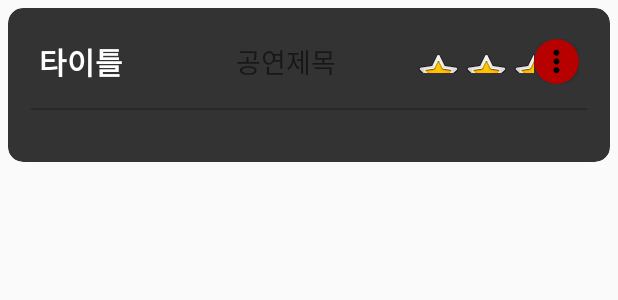
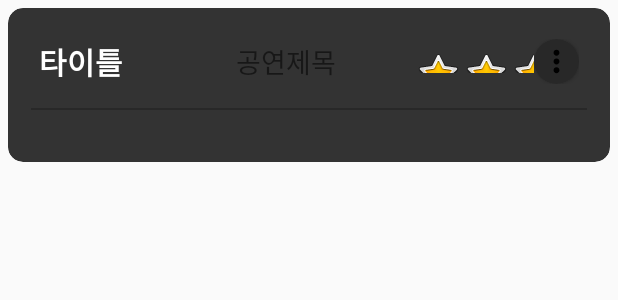
Before and after one commit to KimBoKyu/SNS_Project_FMW, an Android app: the layout item_post.xml on its own in the app's theme, with its tools: preview values and no code run, on a phone screen of 412 x 824 dp. Shown: the top 300 px of the screen. Run offline under Robolectric (Android 15) with nearby library versions, the phone set to English and light mode, and no system bars.

Commit message:
21Sep2019_sujin

```diff
--- a/app/src/main/res/layout/item_post.xml
+++ b/app/src/main/res/layout/item_post.xml
@@ -59,7 +59,7 @@
                 android:layout_width="30dp"
                 android:layout_height="30dp"
                 app:cardCornerRadius="15dp"
-                app:cardBackgroundColor="#B70000">
+                app:cardBackgroundColor="#282828">
 
                 <ImageView
                     android:layout_width="match_parent"
```
